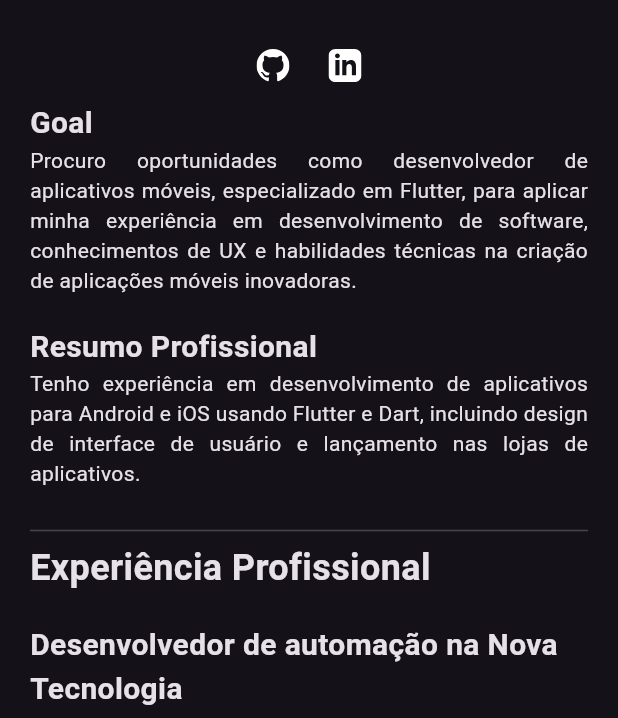
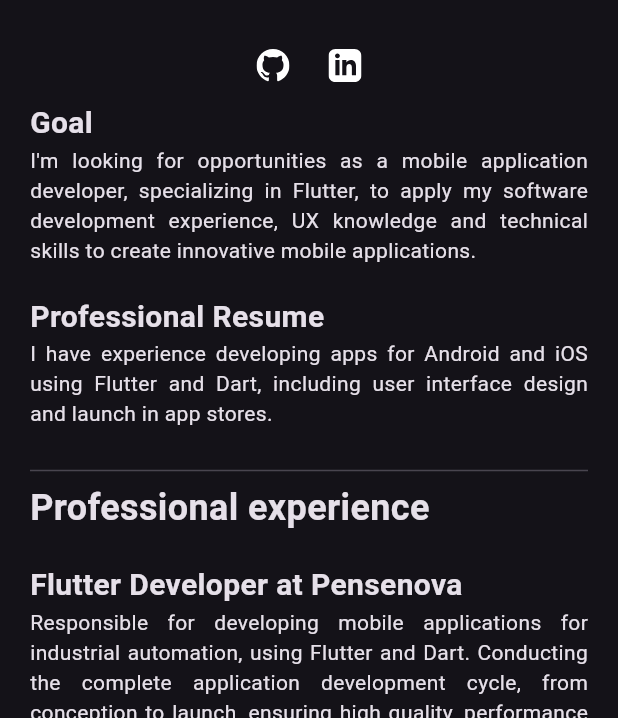
Before and after one commit to raulzanardo/curriculo, a Flutter app: the screen it shows after launch, after a tap on the "language" icon, on a phone screen of 412 x 824 dp, the part 518-1236 px from its top. Run offline on Flutter 3.47's test engine with Material 3 defaults, Android fonts, the phone set to English and light mode, and no system bars; our stand-ins replace flutter_svg, i18n_extension.

Commit message:
traducão total das paginas de curriculo e sobre

```diff
--- /dev/null
+++ b/lib/localization/localization_about.i18n.dart
@@ -0,0 +1,43 @@
+import 'package:i18n_extension/i18n_extension.dart';
+
+extension Localization on String {
+  static final _t = Translations.byText("pt_br") +
+      {
+        "pt_br": "",
+        "en_us": "",
+      } +
+      {
+        "pt_br": "Oi, meu nome é Raul!",
+        "en_us": "Hello, my name is Raul!",
+      } +
+      {
+        "pt_br": "Sou desenvolvedor Flutter há 3 anos. Como sou formado em Engenharia de controle e automação, desenvolvo aplicativos para o setor industrial, trabalhando desde o início do conceito, definindo e criando interfaces e fluxos de usuário, fazendo testes, até a publicação.",
+        "en_us": "I've been a Flutter developer for 3 years. As I have a degree in Control and Automation Engineering, I develop applications for the industrial sector, working from the beginning of the concept, defining and creating interfaces and user flows, testing, until publication.",
+      } +
+      {
+        "pt_br": "Nascido e criado em São Paulo, adoro exercitar minha criatividade programando, criando interfaces, desenvolvendo dispositivos eletrônicos e fazendo música.",
+        "en_us": "Born and raised in São Paulo, I love exercising my creativity by programming, creating interfaces, developing electronic devices and making music.",
+      } +
+      {
+        "pt_br":
+            "Sou conhecido pela minha forma criativa de pensar e resolver problemas, minha paixão por construir e modificar coisas, por sempre pensar no futuro e não ter medo de experimentar ou fazer algo novo e excitante. Valorizando uma meta bem definida, com estrutura e ordem, gosto de comunicação clara e objetiva. Família e amigos são minhas coisas mais importantes.",
+        "en_us":
+            "I am known for my creative way of thinking and solving problems, my passion for building and modifying things, for always thinking about the future and not being afraid to experiment or do something new and exciting. Valuing a well-defined goal, with structure and order, I like clear and objective communication. Family and friends are my most important things.",
+      } +
+      {
+        "pt_br":
+            "Já trabalhei programando Controladores lógicos industriais, desenvolvendo trajetórias e interfaces gráficas para sistemas que utilizam robôs de pintura e paletização, criando e integrando sistemas de monitoramento e coleta de dados para plantas industriais. Também me aventurei no mundo da música, como produtor, engenheiro de som de palco e em estúdios e como roadie.",
+        "en_us":
+            "I have worked programming industrial logic controllers, developing trajectories and graphical interfaces for systems that use painting and palletizing robots, creating and integrating monitoring and data collection systems for industrial plants. I also ventured into the world of music, as a producer, sound engineer on stage and in studios and as a roadie.",
+      };
+
+  String get i18n => localize(this, _t);
+
+  String fill(List<Object> params) => localizeFill(this, params);
+
+  String plural(value) => localizePlural(value, this, _t);
+
+  String version(Object modifier) => localizeVersion(modifier, this, _t);
+
+  Map<String?, String> allVersions() => localizeAllVersions(this, _t);
+}
--- /dev/null
+++ b/lib/localization/localization_resume.i18n.dart
@@ -0,0 +1,136 @@
+import 'package:i18n_extension/i18n_extension.dart';
+
+extension Localization on String {
+  static final _t = Translations.byText("pt_br") +
+      {
+        "pt_br": "",
+        "en_us": "",
+      } +
+      {
+        "pt_br": "Objetivo",
+        "en_us": "Goal",
+      } +
+      {
+        "pt_br": "Procuro oportunidades como desenvolvedor de aplicativos móveis, especializado em Flutter, para aplicar minha experiência em desenvolvimento de software, conhecimentos de UX e habilidades técnicas na criação de aplicações móveis inovadoras.",
+        "en_us": "I'm looking for opportunities as a mobile application developer, specializing in Flutter, to apply my software development experience, UX knowledge and technical skills to create innovative mobile applications.",
+      } +
+      {
+        "pt_br": "Resumo Profissional",
+        "en_us": "Professional Resume",
+      }+
+      {
+        "pt_br": "Tenho experiência em desenvolvimento de aplicativos para Android e iOS usando Flutter e Dart, incluindo design de interface de usuário e lançamento nas lojas de aplicativos.",
+        "en_us": "I have experience developing apps for Android and iOS using Flutter and Dart, including user interface design and launch in app stores.",
+      }+
+      {
+        "pt_br": "Experiência Profissional",
+        "en_us": "Professional experience",
+      }+
+      {
+        "pt_br": "Desenvolvedor Flutter na Pensenova",
+        "en_us": "Flutter Developer at Pensenova",
+      }+
+      {
+        "pt_br": "Responsável pelo desenvolvimento de aplicativos móveis para automação industrial, utilizando Flutter e Dart. Conduzindo o ciclo completo de desenvolvimento de aplicativos, desde a concepção até o lançamento, garantindo alta qualidade e performance e experiência do usuário. Destacando o projeto CoPal, no qual desenvolvi o aplicativo de parametrização juntamente com a UX/UI do sistema de controle do Robô. - 05/10/2020 até o presente",
+        "en_us": "Responsible for developing mobile applications for industrial automation, using Flutter and Dart. Conducting the complete application development cycle, from conception to launch, ensuring high quality, performance and user experience. Highlighting the CoPal project, in which I developed the parameterization application together with the UX/UI of the Robot control system. - 10/05/2020 to now",
+      }+
+      {
+        "pt_br": "Desenvolvedor de automação na Nova Tecnologia",
+        "en_us": "Automation developer at Nova Tecnologia",
+      }+
+      {
+        "pt_br": "Desenvolvimento de projetos de automação envolvendo sistemas de monitoramento industrial (Scada), robótica e aplicações voltadas para processos de pintura industrial. Elaboração de esquemas elétricos para montagem de quadros elétricos utilizando o EPLAN. – 06/10/2014 até 30/04/2018",
+        "en_us": "Development of automation projects involving industrial monitoring systems (Scada), robotics and applications focused on industrial painting processes. Preparation of electrical diagrams for assembling electrical panels using EPLAN. – 10/06/2014 to 04/30/2018",
+      }+
+      {
+        "pt_br": "Técnico em eletrônica na Flex Automation",
+        "en_us": "Electronics technician at Flex Automation",
+      }+
+      {
+        "pt_br": "Responsável pelo gerenciamento do setor de manutenção de módulos de automação residencial, também fiz parte do time que efetuava manutenção e montagem de placas de circuito eletrônico. - 02/05/2014 até 30/09/2014",
+        "en_us": "Responsible for managing the maintenance sector of home automation modules, I was also part of the team that carried out maintenance and assembly of electronic circuit boards. - 02/05/2014 until 30/09/2014",
+      }+
+      {
+        "pt_br": "Estagiário de automação na Nova Tecnologia",
+        "en_us": "Automation intern at Nova Tecnologia",
+      }+
+      {
+        "pt_br": "Desenvolvimento de sistemas de controle e automação predial e de eficiência energética.  05/11/2012 até 25/10/2013.",
+        "en_us": "Development of building control and automation and energy efficiency systems. 05/11/2012 until 25/10/2013.",
+      }+
+      {
+        "pt_br": "Formação Acadêmica",
+        "en_us": "Academic education",
+      }+
+      {
+        "pt_br": "Graduação em Engenharia de Controle e Automação",
+        "en_us": "Degree in Control and Automation Engineering",
+      }+
+      {
+        "pt_br": "IFSP Instituto Federal de Educação, Ciência e Tecnologia de São Paulo - 01/06/2009 a 28/08/2019",
+        "en_us": "IFSP Federal Institute of Education, Science and Technology of São Paulo - 06/01/2009 to 08/28/2019",
+      }+
+      {
+        "pt_br": "Técnico em Eletrônica",
+        "en_us": "Electronics Technician",
+      }+
+      {
+        "pt_br": "ETEC Professor Aprígio Gonzaga - 01/06/2007 a 15/12/2008",
+        "en_us": "ETEC Professor Aprígio Gonzaga - 06/01/2007 to 12/15/2008",
+      }+
+      {
+        "pt_br": "Cursos Complementares",
+        "en_us": "Complementary courses",
+      }+
+      {
+        "pt_br": "Certificado Profissional Google UX Design (Coursera - Nível 1 - Março de 2024)",
+        "en_us": "Google UX Design Professional Certificate (Coursera - Level 1 - March 2024)",
+
+      }+
+      {
+        "pt_br": "Flutter Provider Essential Course (Udemy - Março/Abril de 2024)",
+        "en_us": "Flutter Provider Essential Course (Udemy - March/April 2024)",
+      }+
+      {
+        "pt_br": "Habilidades",
+        "en_us": "Skills",
+      }+
+      {
+        "pt_br": "Linguagens: Dart, C/C++, Python, Bash, HTML, JavaScript",
+        "en_us": "Languages: Dart, C/C++, Python, Bash, HTML, JavaScript",
+      }+
+      {
+        "pt_br": "Ferramentas: Android Studio, VSCode",
+        "en_us": "Tools: Android Studio, VSCode",
+      }+
+      {
+        "pt_br": "Plataformas: Flutter, Android, iOS, PlatformIO, Linux, Arduino",
+        "en_us": "Platforms: Flutter, Android, iOS, PlatformIO, Linux, Arduino",
+      }+
+      {
+        "pt_br": "Versionamento de Código: Git, Github",
+        "en_us": "Code Versioning: Git, Github",
+      }+
+      {
+        "pt_br": "Idiomas: Inglês avançado",
+        "en_us": "Languages: Portuguese and Advanced English",
+      }+
+      {
+        "pt_br": "",
+        "en_us": "",
+      }+
+      {
+        "pt_br": "",
+        "en_us": "",
+      };
+
+  String get i18n => localize(this, _t);
+
+  String fill(List<Object> params) => localizeFill(this, params);
+
+  String plural(value) => localizePlural(value, this, _t);
+
+  String version(Object modifier) => localizeVersion(modifier, this, _t);
+
+  Map<String?, String> allVersions() => localizeAllVersions(this, _t);
+}
--- a/lib/pages/page_about.dart
+++ b/lib/pages/page_about.dart
@@ -4,6 +4,8 @@ import 'package:url_launcher/url_launcher.dart';
 import '../widgets/widget_custom_icon.dart';
 import '../widgets/widget_photo.dart';
 import '../widgets/widget_text_box.dart';
+
+import '../localization/localization_about.i18n.dart';
 
 class PageAbout extends StatefulWidget {
   const PageAbout({super.key});
@@ -26,20 +28,20 @@ class _PageAboutState extends State<PageAbout> {
             children: [
 
               WidgetTextBox(
-                'Oi, meu nome é Raul!',
-                'Sou desenvolvedor Flutter há 3 anos. Como sou formado em Engenharia de controle e automação, desenvolvo aplicativos para o setor industrial, trabalhando desde o início do conceito, definindo e criando interfaces e fluxos de usuário, fazendo testes, até a publicação.',
+                'Oi, meu nome é Raul!'.i18n,
+                'Sou desenvolvedor Flutter há 3 anos. Como sou formado em Engenharia de controle e automação, desenvolvo aplicativos para o setor industrial, trabalhando desde o início do conceito, definindo e criando interfaces e fluxos de usuário, fazendo testes, até a publicação.'.i18n,
               ),
               WidgetTextBox(
                 '',
-                'Nascido e criado em São Paulo, adoro exercitar minha criatividade programando, criando interfaces, desenvolvendo dispositivos eletrônicos e fazendo música.',
+                'Nascido e criado em São Paulo, adoro exercitar minha criatividade programando, criando interfaces, desenvolvendo dispositivos eletrônicos e fazendo música.'.i18n,
               ),
               WidgetTextBox(
                 '',
-                'Sou conhecido pela minha forma criativa de pensar e resolver problemas, minha paixão por construir e modificar coisas, por sempre pensar no futuro e não ter medo de experimentar ou fazer algo novo e excitante. Valorizando uma meta bem definida, com estrutura e ordem, gosto de comunicação clara e objetiva. Família e amigos são minhas coisas mais importantes.',
+                'Sou conhecido pela minha forma criativa de pensar e resolver problemas, minha paixão por construir e modificar coisas, por sempre pensar no futuro e não ter medo de experimentar ou fazer algo novo e excitante. Valorizando uma meta bem definida, com estrutura e ordem, gosto de comunicação clara e objetiva. Família e amigos são minhas coisas mais importantes.'.i18n,
               ),
               WidgetTextBox(
                 '',
-                'Já trabalhei programando Controladores lógicos industriais, desenvolvendo trajetórias e interfaces gráficas para sistemas que utilizam robôs de pintura e paletização, criando e integrando sistemas de monitoramento e coleta de dados para plantas industriais. Também me aventurei no mundo da música, como produtor, engenheiro de som de palco e em estúdios e como roadie.',
+                'Já trabalhei programando Controladores lógicos industriais, desenvolvendo trajetórias e interfaces gráficas para sistemas que utilizam robôs de pintura e paletização, criando e integrando sistemas de monitoramento e coleta de dados para plantas industriais. Também me aventurei no mundo da música, como produtor, engenheiro de som de palco e em estúdios e como roadie.'.i18n,
               ),
               const SizedBox(height: 20.0),
               Row(
--- a/lib/pages/page_resume.dart
+++ b/lib/pages/page_resume.dart
@@ -1,12 +1,11 @@
 import 'package:curriculo/widgets/widget_custom_icon.dart';
-import 'package:flutter/cupertino.dart';
 import 'package:flutter/material.dart';
 import 'package:url_launcher/url_launcher.dart';
 
 import '../widgets/widget_photo.dart';
 import '../widgets/widget_text_box.dart';
 
-import '../localization/localization_curriculum.i18n.dart';
+import '../localization/localization_resume.i18n.dart';
 
 //https://www.coderzheaven.com/2019/04/26/tabbedappbar-in-flutter-android-and-ios/
 
@@ -49,17 +48,16 @@ class _PageResumeState extends State<PageResume> {
                       children: [
                         WidgetTextBox(
                           'Objetivo'.i18n,
-                          'Procuro oportunidades como desenvolvedor de aplicativos móveis, especializado em Flutter, para aplicar minha experiência em desenvolvimento de software, conhecimentos de UX e habilidades técnicas na criação de aplicações móveis inovadoras.',
+                          'Procuro oportunidades como desenvolvedor de aplicativos móveis, especializado em Flutter, para aplicar minha experiência em desenvolvimento de software, conhecimentos de UX e habilidades técnicas na criação de aplicações móveis inovadoras.'.i18n,
                         ),
                         WidgetTextBox(
-                          'Resumo Profissional',
-                          'Tenho experiência em desenvolvimento de aplicativos para Android e iOS usando Flutter e Dart, incluindo design de interface de usuário e lançamento nas lojas de aplicativos.',
+                          'Resumo Profissional'.i18n,
+                          'Tenho experiência em desenvolvimento de aplicativos para Android e iOS usando Flutter e Dart, incluindo design de interface de usuário e lançamento nas lojas de aplicativos.'.i18n,
                         ),
                         Visibility(
                           visible: (MediaQuery.of(context).size.width > 800),
                           child: Column(
                             children: [
-
                               Row(
                                 children: [
                                   IconButton(
@@ -86,7 +84,6 @@ class _PageResumeState extends State<PageResume> {
                   // --------------------------------------------------------------------------------------------------------------
                 ],
               ),
-
               Text(
                 'Experiência Profissional'.i18n,
                 style: const TextStyle(
@@ -96,18 +93,23 @@ class _PageResumeState extends State<PageResume> {
               ),
               const SizedBox(height: 20.0),
               WidgetTextBox(
-                'Desenvolvedor de automação na Nova Tecnologia',
-                'Desenvolvimento de projetos de automação envolvendo sistemas de monitoramento industrial (Scada), robótica e aplicações voltadas para processos de pintura industrial. Elaboração de esquemas elétricos para montagem de quadros elétricos utilizando o EPLAN. – 06/10/2014 até 30/04/2018',
+                'Desenvolvedor Flutter na Pensenova'.i18n,
+                'Responsável pelo desenvolvimento de aplicativos móveis para automação industrial, utilizando Flutter e Dart. Conduzindo o ciclo completo de desenvolvimento de aplicativos, desde a concepção até o lançamento, garantindo alta qualidade e performance e experiência do usuário. Destacando o projeto CoPal, no qual desenvolvi o aplicativo de parametrização juntamente com a UX/UI do sistema de controle do Robô. - 05/10/2020 até o presente'
+                    .i18n,
               ),
               WidgetTextBox(
-                'Técnico em eletrônica na Flex Automation',
-                'Responsável pelo gerenciamento do setor de manutenção de módulos de automação residencial, também fiz parte do time que efetuava manutenção e montagem de placas de circuito eletrônico. - 02/05/2014 até 30/09/2014',
+                'Desenvolvedor de automação na Nova Tecnologia'.i18n,
+                'Desenvolvimento de projetos de automação envolvendo sistemas de monitoramento industrial (Scada), robótica e aplicações voltadas para processos de pintura industrial. Elaboração de esquemas elétricos para montagem de quadros elétricos utilizando o EPLAN. – 06/10/2014 até 30/04/2018'
+                    .i18n,
               ),
               WidgetTextBox(
-                'Estagiário de automação na Nova Tecnologia',
-                'Desenvolvimento de sistemas de controle e automação predial e de eficiência energética.  05/11/2012 até 25/10/2013.',
+                'Técnico em eletrônica na Flex Automation'.i18n,
+                'Responsável pelo gerenciamento do setor de manutenção de módulos de automação residencial, também fiz parte do time que efetuava manutenção e montagem de placas de circuito eletrônico. - 02/05/2014 até 30/09/2014'.i18n,
               ),
-
+              WidgetTextBox(
+                'Estagiário de automação na Nova Tecnologia'.i18n,
+                'Desenvolvimento de sistemas de controle e automação predial e de eficiência energética.  05/11/2012 até 25/10/2013.'.i18n,
+              ),
               Text(
                 'Formação Acadêmica'.i18n,
                 style: const TextStyle(
@@ -117,14 +119,13 @@ class _PageResumeState extends State<PageResume> {
               ),
               const SizedBox(height: 20.0),
               WidgetTextBox(
-                'Graduação em Engenharia de Controle e Automação',
-                'IFSP Instituto Federal de Educação, Ciência e Tecnologia de São Paulo - 01/06/2009 a 28/08/2019',
+                'Graduação em Engenharia de Controle e Automação'.i18n,
+                'IFSP Instituto Federal de Educação, Ciência e Tecnologia de São Paulo - 01/06/2009 a 28/08/2019'.i18n,
               ),
               WidgetTextBox(
-                'Técnico em Eletrônica',
-                'ETEC Professor Aprígio Gonzaga - 01/06/2007 a 15/12/2008',
+                'Técnico em Eletrônica'.i18n,
+                'ETEC Professor Aprígio Gonzaga - 01/06/2007 a 15/12/2008'.i18n,
               ),
-
               Text(
                 'Cursos Complementares'.i18n,
                 style: const TextStyle(
@@ -133,11 +134,11 @@ class _PageResumeState extends State<PageResume> {
                 ),
               ),
               Text(
-                'Certificado Profissional Google UX Design (Coursera - Nível 1 - Março de 2024)',
+                'Certificado Profissional Google UX Design (Coursera - Nível 1 - Março de 2024)'.i18n,
                 textAlign: TextAlign.justify,
               ),
               Text(
-                'Flutter Provider Essential Course (Udemy - Março/Abril de 2024)',
+                'Flutter Provider Essential Course (Udemy - Março/Abril de 2024)'.i18n,
                 textAlign: TextAlign.justify,
               ),
               const SizedBox(height: 20.0),
@@ -149,23 +150,23 @@ class _PageResumeState extends State<PageResume> {
                 ),
               ),
               Text(
-                'Linguagens: Dart, C/C++, Python, Bash, HTML, JavaScript',
+                'Linguagens: Dart, C/C++, Python, Bash, HTML, JavaScript'.i18n,
                 textAlign: TextAlign.justify,
               ),
               Text(
-                'Ferramentas: Android Studio, VSCode',
+                'Ferramentas: Android Studio, VSCode'.i18n,
                 textAlign: TextAlign.justify,
               ),
               Text(
-                'Plataformas: Flutter, Android, iOS, PlatformIO, Linux, Arduino',
+                'Plataformas: Flutter, Android, iOS, PlatformIO, Linux, Arduino'.i18n,
                 textAlign: TextAlign.justify,
               ),
               Text(
-                'Versionamento de Código: Git, Github',
+                'Versionamento de Código: Git, Github'.i18n,
                 textAlign: TextAlign.justify,
               ),
               Text(
-                'Idiomas: Inglês avançado',
+                'Idiomas: Inglês avançado'.i18n,
                 textAlign: TextAlign.justify,
               ),
             ],
--- a/lib/widgets/widget_text_box.dart
+++ b/lib/widgets/widget_text_box.dart
@@ -1,6 +1,8 @@
-import 'package:curriculo/localization/localization_curriculum.i18n.dart';
+
 import 'package:flutter/material.dart';
 import 'package:flutter/widgets.dart';
+
+
 
 class WidgetTextBox extends StatefulWidget {
   String title;
@@ -22,7 +24,7 @@ class _WidgetTextBoxState extends State<WidgetTextBox> {
         Visibility(
           visible: widget.title.isNotEmpty,
           child: Text(
-            widget.title.i18n,
+            widget.title,
             style: const TextStyle(
               fontSize: 20.0,
               fontWeight: FontWeight.bold,
@@ -30,7 +32,7 @@ class _WidgetTextBoxState extends State<WidgetTextBox> {
           ),
         ),
         Text(
-          widget.body.i18n,
+          widget.body,
           textAlign: TextAlign.justify,
         ),
         const SizedBox(height: 20.0),
```
Also changed, not shown: lib/localization/localization_curriculum.i18n.dart (deleted, +0 -27 lines).
